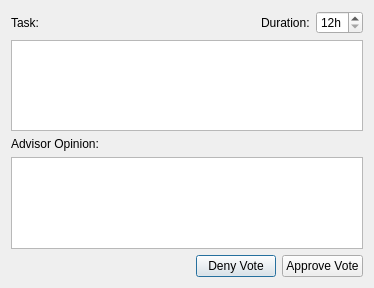
Above: ui/ApproveVoteDialog.ui from dmzdev/stance before the change. Below: the same form after it.
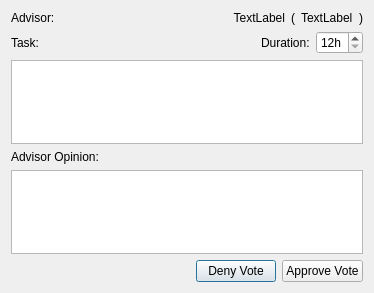
That is the form after the change.

```diff
--- a/ui/ApproveVoteDialog.ui
+++ b/ui/ApproveVoteDialog.ui
@@ -7,7 +7,7 @@
     <x>0</x>
     <y>0</y>
     <width>374</width>
-    <height>288</height>
+    <height>293</height>
    </rect>
   </property>
   <property name="windowTitle">
@@ -17,6 +17,75 @@
    <bool>true</bool>
   </property>
   <layout class="QVBoxLayout" name="verticalLayout">
+   <item>
+    <layout class="QHBoxLayout" name="horizontalLayout_2">
+     <item>
+      <widget class="QLabel" name="label_5">
+       <property name="text">
+        <string>Advisor:</string>
+       </property>
+      </widget>
+     </item>
+     <item>
+      <widget class="QLabel" name="advisorLabel">
+       <property name="sizePolicy">
+        <sizepolicy hsizetype="Maximum" vsizetype="Preferred">
+         <horstretch>0</horstretch>
+         <verstretch>0</verstretch>
+        </sizepolicy>
+       </property>
+       <property name="text">
+        <string>TextLabel</string>
+       </property>
+       <property name="alignment">
+        <set>Qt::AlignRight|Qt::AlignTrailing|Qt::AlignVCenter</set>
+       </property>
+      </widget>
+     </item>
+     <item>
+      <widget class="QLabel" name="label_6">
+       <property name="sizePolicy">
+        <sizepolicy hsizetype="Maximum" vsizetype="Preferred">
+         <horstretch>0</horstretch>
+         <verstretch>0</verstretch>
+        </sizepolicy>
+       </property>
+       <property name="text">
+        <string>(</string>
+       </property>
+       <property name="alignment">
+        <set>Qt::AlignRight|Qt::AlignTrailing|Qt::AlignVCenter</set>
+       </property>
+      </widget>
+     </item>
+     <item>
+      <widget class="QLabel" name="advisorTitle">
+       <property name="sizePolicy">
+        <sizepolicy hsizetype="Maximum" vsizetype="Preferred">
+         <horstretch>0</horstretch>
+         <verstretch>0</verstretch>
+        </sizepolicy>
+       </property>
+       <property name="text">
+        <string>TextLabel</string>
+       </property>
+      </widget>
+     </item>
+     <item>
+      <widget class="QLabel" name="label_7">
+       <property name="sizePolicy">
+        <sizepolicy hsizetype="Maximum" vsizetype="Preferred">
+         <horstretch>0</horstretch>
+         <verstretch>0</verstretch>
+        </sizepolicy>
+       </property>
+       <property name="text">
+        <string>)</string>
+       </property>
+      </widget>
+     </item>
+    </layout>
+   </item>
    <item>
     <layout class="QHBoxLayout" name="horizontalLayout_4">
      <item>
```
